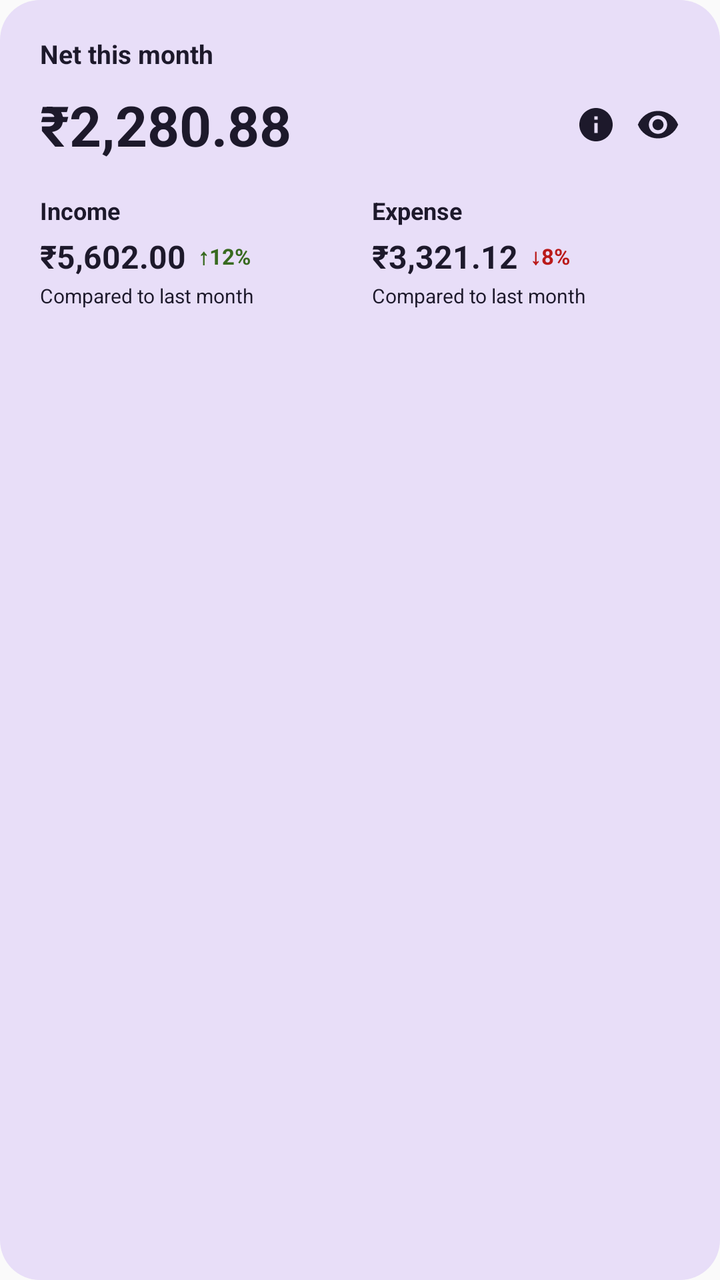
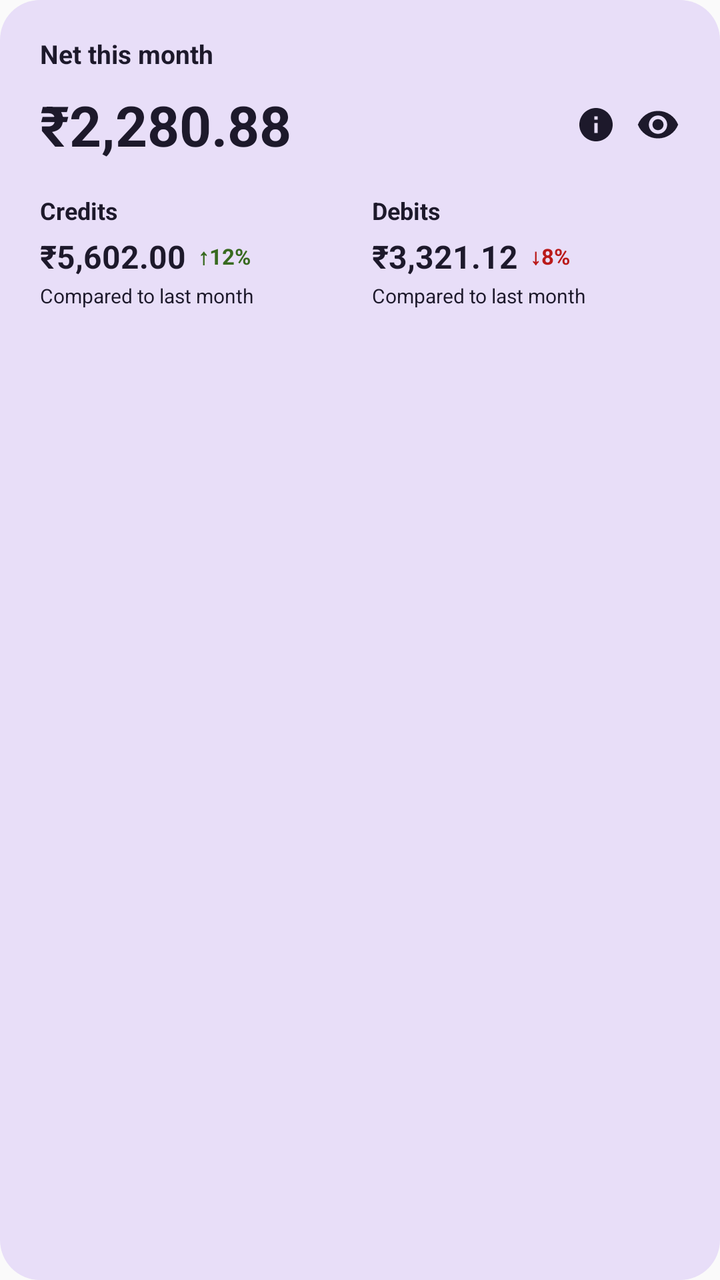

Screens rendered from an Android XML layout before and after an edit, with the pre-edit source and the edit as a unified diff.
<!-- AndroidManifest.xml: application theme Theme.Rupiyah -->
<!-- res/layout/widget_overview_preview.xml -->
<?xml version="1.0" encoding="utf-8"?>

<LinearLayout xmlns:android="http://schemas.android.com/apk/res/android"
    android:layout_width="match_parent"
    android:layout_height="match_parent"
    android:orientation="vertical"
    android:paddingHorizontal="20dp"
    android:paddingVertical="18dp"
    android:background="@drawable/widget_preview_card_primary">

    <TextView
        android:layout_width="wrap_content"
        android:layout_height="wrap_content"
        android:text="Net this month"
        android:textColor="@color/widget_preview_on_primary_container"
        android:textSize="13sp"
        android:textStyle="bold" />

    <LinearLayout
        android:layout_width="match_parent"
        android:layout_height="wrap_content"
        android:layout_marginTop="8dp"
        android:orientation="horizontal"
        android:gravity="center_vertical">

        <TextView
            android:layout_width="0dp"
            android:layout_height="wrap_content"
            android:layout_weight="1"
            android:text="₹2,280.88"
            android:textColor="@color/widget_preview_on_primary_container"
            android:textStyle="bold"
            android:textSize="28sp"
            android:maxLines="1" />

        <ImageView
            android:layout_width="20dp"
            android:layout_height="20dp"
            android:src="@drawable/widget_ic_info"
            android:tint="@color/widget_preview_on_primary_container"
            android:contentDescription="@null" />

        <ImageView
            android:layout_width="22dp"
            android:layout_height="22dp"
            android:layout_marginStart="10dp"
            android:src="@drawable/widget_ic_visibility"
            android:tint="@color/widget_preview_on_primary_container"
            android:contentDescription="@null" />
    </LinearLayout>

    <LinearLayout
        android:layout_width="match_parent"
        android:layout_height="wrap_content"
        android:layout_marginTop="16dp"
        android:orientation="horizontal">

        <LinearLayout
            android:layout_width="0dp"
            android:layout_height="wrap_content"
            android:layout_weight="1"
            android:orientation="vertical"
            android:paddingEnd="6dp">

            <TextView
                android:layout_width="wrap_content"
                android:layout_height="wrap_content"
                android:text="Income"
                android:textColor="@color/widget_preview_on_primary_container"
                android:textSize="12sp"
                android:textStyle="bold" />

            <LinearLayout
                android:layout_width="wrap_content"
                android:layout_height="wrap_content"
                android:layout_marginTop="4dp"
                android:orientation="horizontal"
                android:gravity="center_vertical">

                <TextView
                    android:layout_width="wrap_content"
                    android:layout_height="wrap_content"
                    android:text="₹5,602.00"
                    android:textColor="@color/widget_preview_on_primary_container"
                    android:textStyle="bold"
                    android:textSize="16sp" />

                <TextView
                    android:layout_width="wrap_content"
                    android:layout_height="wrap_content"
                    android:layout_marginStart="6dp"
                    android:text="↑12%"
                    android:textColor="@color/widget_preview_income"
                    android:textStyle="bold"
                    android:textSize="11sp" />
            </LinearLayout>

            <TextView
                android:layout_width="wrap_content"
                android:layout_height="wrap_content"
                android:layout_marginTop="2dp"
                android:text="Compared to last month"
                android:textColor="@color/widget_preview_on_primary_container"
                android:textSize="10sp"
                android:maxLines="2" />
        </LinearLayout>

        <LinearLayout
            android:layout_width="0dp"
            android:layout_height="wrap_content"
            android:layout_weight="1"
            android:orientation="vertical"
            android:paddingStart="6dp">

            <TextView
                android:layout_width="wrap_content"
                android:layout_height="wrap_content"
                android:text="Expense"
                android:textColor="@color/widget_preview_on_primary_container"
                android:textSize="12sp"
                android:textStyle="bold" />

            <LinearLayout
                android:layout_width="wrap_content"
                android:layout_height="wrap_content"
                android:layout_marginTop="4dp"
                android:orientation="horizontal"
                android:gravity="center_vertical">

                <TextView
                    android:layout_width="wrap_content"
                    android:layout_height="wrap_content"
                    android:text="₹3,321.12"
                    android:textColor="@color/widget_preview_on_primary_container"
                    android:textStyle="bold"
                    android:textSize="16sp" />

                <TextView
                    android:layout_width="wrap_content"
                    android:layout_height="wrap_content"
                    android:layout_marginStart="6dp"
                    android:text="↓8%"
                    android:textColor="@color/widget_preview_expense"
                    android:textStyle="bold"
                    android:textSize="11sp" />
            </LinearLayout>

            <TextView
                android:layout_width="wrap_content"
                android:layout_height="wrap_content"
                android:layout_marginTop="2dp"
                android:text="Compared to last month"
                android:textColor="@color/widget_preview_on_primary_container"
                android:textSize="10sp"
                android:maxLines="2" />
        </LinearLayout>
    </LinearLayout>
</LinearLayout>
<!-- resources referenced by this layout -->
<resources>
  <color name="widget_preview_expense">#BA1A1A</color>
  <color name="widget_preview_income">#386A20</color>
  <color name="widget_preview_on_primary_container">#1D192B</color>
  <!-- drawable widget_ic_info (drawable) -->
  <?xml version="1.0" encoding="utf-8"?>
  
  <vector xmlns:android="http://schemas.android.com/apk/res/android"
      android:width="24dp"
      android:height="24dp"
      android:viewportWidth="24"
      android:viewportHeight="24">
      <path
          android:fillColor="#FF000000"
          android:pathData="M12,2C6.48,2 2,6.48 2,12s4.48,10 10,10 10,-4.48 10,-10S17.52,2 12,2zM13,17h-2v-6h2v6zM13,9h-2L11,7h2v2z" />
  </vector>
  <!-- drawable widget_ic_visibility (drawable) -->
  <?xml version="1.0" encoding="utf-8"?>
  
  <vector xmlns:android="http://schemas.android.com/apk/res/android"
      android:width="24dp"
      android:height="24dp"
      android:viewportWidth="24"
      android:viewportHeight="24">
      <path
          android:fillColor="#FF000000"
          android:pathData="M12,4.5C7,4.5 2.73,7.61 1,12c1.73,4.39 6,7.5 11,7.5s9.27,-3.11 11,-7.5c-1.73,-4.39 -6,-7.5 -11,-7.5zM12,17c-2.76,0 -5,-2.24 -5,-5s2.24,-5 5,-5 5,2.24 5,5 -2.24,5 -5,5zM12,9c-1.66,0 -3,1.34 -3,3s1.34,3 3,3 3,-1.34 3,-3 -1.34,-3 -3,-3z" />
  </vector>
  <!-- drawable widget_preview_card_primary (drawable) -->
  <?xml version="1.0" encoding="utf-8"?>
  
  <shape xmlns:android="http://schemas.android.com/apk/res/android"
      android:shape="rectangle">
      <solid android:color="@color/widget_preview_primary_container" />
      <corners android:radius="20dp" />
  </shape>
  <style name="Theme.Rupiyah" parent="android:Theme.Material.Light.NoActionBar">
          <item name="android:statusBarColor">@android:color/transparent</item>
          <item name="android:navigationBarColor">@android:color/transparent</item>
          <item name="android:windowLayoutInDisplayCutoutMode">shortEdges</item>
          <item name="android:enforceStatusBarContrast">false</item>
          <item name="android:enforceNavigationBarContrast">false</item>
          
          <item name="android:windowAnimationStyle">@style/Animation.Rupiyah.Activity</item>
      </style>
  <color name="widget_preview_primary_container">#E8DEF8</color>
  <style name="Animation.Rupiyah.Activity" parent="@android:style/Animation.Activity">
          <item name="android:activityOpenEnterAnimation">@anim/widget_open_enter</item>
          <item name="android:activityOpenExitAnimation">@anim/widget_open_exit</item>
          <item name="android:activityCloseEnterAnimation">@anim/widget_close_enter</item>
          <item name="android:activityCloseExitAnimation">@anim/widget_close_exit</item>
      </style>
</resources>

<!-- the commit's change to res/layout/widget_overview_preview.xml (unified diff, before → after) -->
@@ -65,7 +65,7 @@
             <TextView
                 android:layout_width="wrap_content"
                 android:layout_height="wrap_content"
-                android:text="Income"
+                android:text="Credits"
                 android:textColor="@color/widget_preview_on_primary_container"
                 android:textSize="12sp"
                 android:textStyle="bold" />
@@ -115,7 +115,7 @@
             <TextView
                 android:layout_width="wrap_content"
                 android:layout_height="wrap_content"
-                android:text="Expense"
+                android:text="Debits"
                 android:textColor="@color/widget_preview_on_primary_container"
                 android:textSize="12sp"
                 android:textStyle="bold" />
